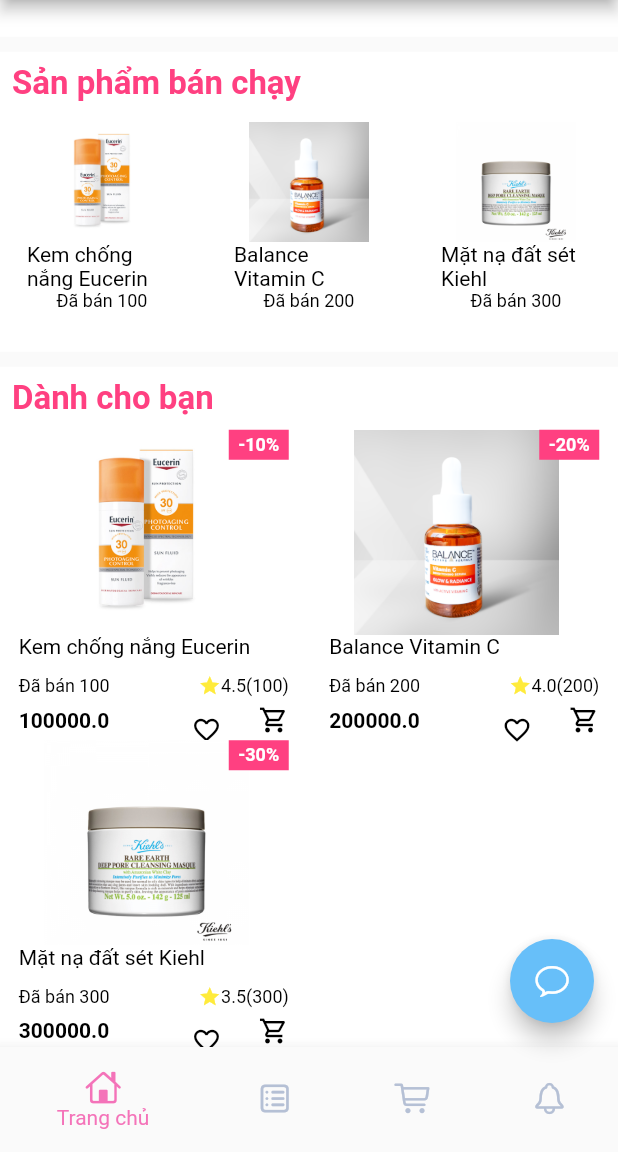
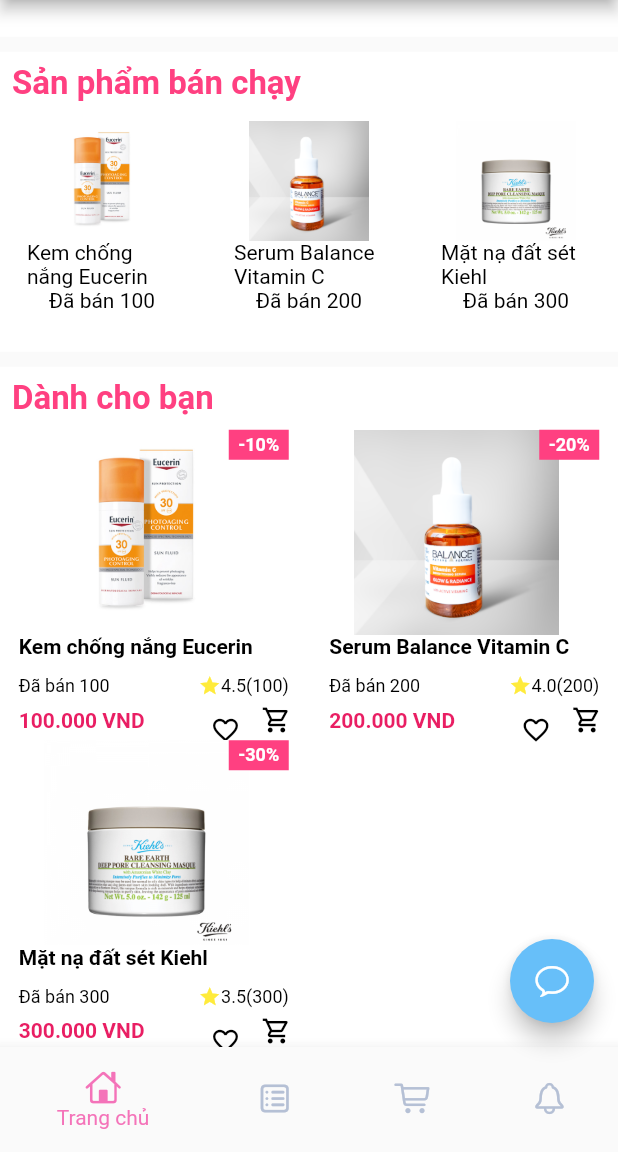
Before and after one commit to KieuTrinh-T/Freshie_Flutter, a Flutter app: the screen it shows after launch, scrolled down 687 dp, on a phone screen of 412 x 824 dp, the part 84-1236 px from its top. Run offline on Flutter 3.47's test engine with Material 2 defaults, Android fonts, the phone set to English and light mode, and no system bars; our stand-ins replace flutter_image_slideshow, sidebarx; missing offline and left inert: dart:ffi; network calls fail.

Commit message:
padding signIn, Cart

```diff
--- a/lib/cart.dart
+++ b/lib/cart.dart
@@ -58,7 +58,7 @@
                     height: MediaQuery.of(context).size.height -
                         0.7 * MediaQuery.of(context).size.height -
                         AppBar().preferredSize.height -
-                        80,
+                        100,
                     child: Container(
                         color: Color(0xffF473B9),
                         child: Align(
--- a/lib/home.dart
+++ b/lib/home.dart
@@ -484,7 +484,6 @@
             newest.productName,
             style: TextStyle(
               color: Colors.black,
-              fontSize: 14,
             ),
           ),
         ],
@@ -510,7 +509,7 @@
       productImage: 'assets/images/newest1.jpg',
       sold: 'Đã bán 100'),
   const bestseller(
-      productName: 'Balance Vitamin C',
+      productName: 'Serum Balance Vitamin C',
       productImage: 'assets/images/newest2.png',
       sold: 'Đã bán 200'),
   const bestseller(
@@ -541,14 +540,13 @@
             bestseller.productName,
             style: TextStyle(
               color: Colors.black,
-              fontSize: 14,
             ),
           ),
           Text(
             bestseller.sold,
+            textAlign: TextAlign.start,
             style: TextStyle(
               color: Colors.black,
-              fontSize: 12,
             ),
           ),
         ],
@@ -586,7 +584,7 @@
       productRating: 4.5,
       productRatingCount: 100),
   const foryou(
-      productName: 'Balance Vitamin C',
+      productName: 'Serum Balance Vitamin C',
       productImage: 'assets/images/newest2.png',
       productPrice: 200000,
       productDiscount: '-20%',
@@ -650,9 +648,10 @@
             height: 20,
             child: Text(
               foryou.productName,
+              textAlign: TextAlign.left,
               style: TextStyle(
+                fontWeight: FontWeight.bold,
                 color: Colors.black,
-                fontSize: 14,
               ),
             ),
           ),
@@ -708,9 +707,16 @@
               mainAxisAlignment: MainAxisAlignment.spaceBetween,
               children: [
                 Text(
-                  foryou.productPrice.toString(),
+                  foryou.productPrice
+                          .toInt()
+                          .toString()
+                          .toString()
+                          .replaceAllMapped(
+                              new RegExp(r'(\d{1,3})(?=(\d{3})+(?!\d))'),
+                              (Match m) => '${m[1]}.') +
+                      " VND",
                   style: TextStyle(
-                      color: Colors.black,
+                      color: Colors.pink,
                       fontSize: 14,
                       fontWeight: FontWeight.bold),
                 ),
--- a/lib/signIn.dart
+++ b/lib/signIn.dart
@@ -23,7 +23,6 @@
         ),
         body: SingleChildScrollView(
             child: Container(
-                margin: const EdgeInsets.only(top: 20),
                 child: new Column(
           mainAxisAlignment: MainAxisAlignment.start,
           children: <Widget>[
@@ -46,8 +45,7 @@
                       crossAxisAlignment: CrossAxisAlignment.end,
                       children: <Widget>[
                         Padding(
-                                    padding:
-                                        EdgeInsets.fromLTRB(10, 10, 10, 15),
+                            padding: EdgeInsets.fromLTRB(10, 10, 10, 15),
                             child: Text(
                               "Sign in",
                               style: TextStyle(
@@ -66,9 +64,8 @@
               child: TextField(
                 controller: _username,
                 decoration: InputDecoration(
-                          errorText: (_nameValidate)
-                              ? 'Username Can\'t Be Empty'
-                              : null,
+                  errorText:
+                      (_nameValidate) ? 'Username Can\'t Be Empty' : null,
                   filled: true,
                   fillColor: Color.fromARGB(255, 237, 236, 236),
                   border: OutlineInputBorder(
@@ -90,9 +87,8 @@
                 controller: _pas,
                 obscureText: passenable,
                 decoration: InputDecoration(
-                          errorText: (_passValidate)
-                              ? 'Password Can\'t Be Empty'
-                              : null,
+                  errorText:
+                      (_passValidate) ? 'Password Can\'t Be Empty' : null,
                   filled: true,
                   fillColor: Color.fromARGB(255, 237, 236, 236),
                   border: OutlineInputBorder(
@@ -188,8 +184,7 @@
               mainAxisAlignment: MainAxisAlignment.center,
               children: <Widget>[
                 Container(
-                          margin:
-                              EdgeInsets.only(top: 10, bottom: 20, right: 20),
+                  margin: EdgeInsets.only(top: 10, bottom: 20, right: 20),
                   child: Image.asset(
                     'assets/images/icon_Google.png',
                     width: 50,
@@ -197,8 +192,7 @@
                   ),
                 ),
                 Container(
-                          margin:
-                              EdgeInsets.only(top: 10, bottom: 20, left: 20),
+                  margin: EdgeInsets.only(top: 10, bottom: 20, left: 20),
                   child: Image.asset(
                     'assets/images/icon_Facebook.png',
                     width: 50,
```
Lines whose indentation alone changed are shown as unchanged.
